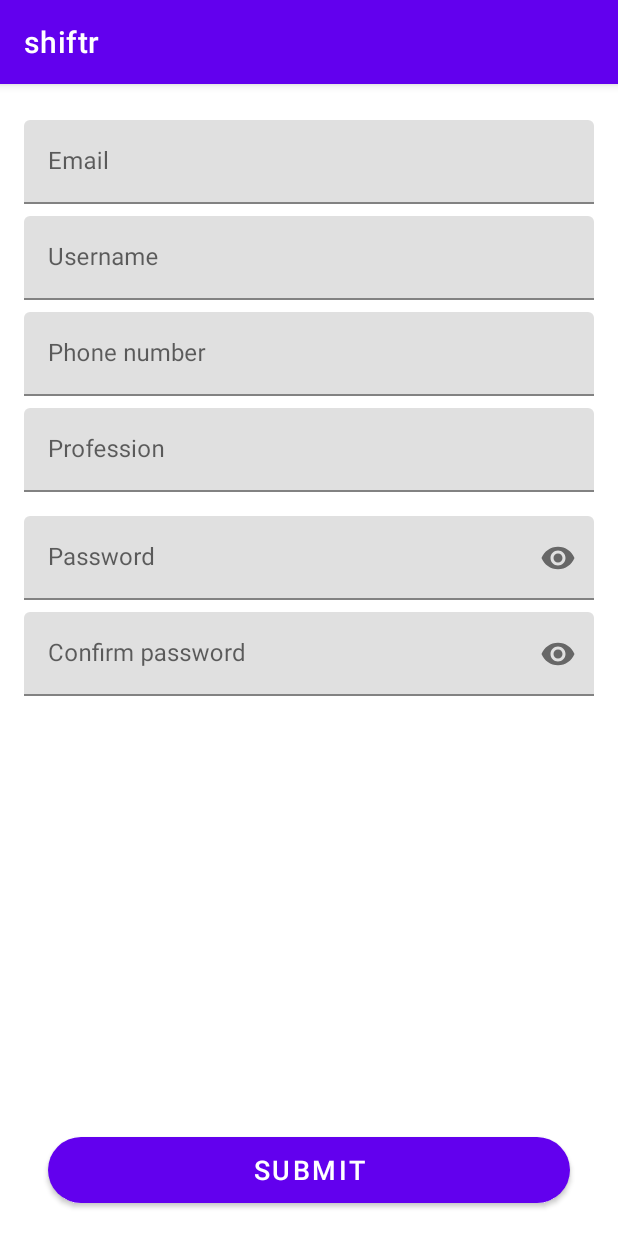
After one commit to aryanarora180/shiftr, an Android app: the RegisterFragment screen opened through its navigation route, on a phone screen of 412 x 824 dp. The commit adds this screen. Run offline under Robolectric (Android 15) with nearby library versions, the phone set to English and light mode, and no system bars; our stand-ins replace Dagger/Hilt's generated code; libraries missing offline, so code that uses them is left out: androidx.hilt.lifecycle.

Commit message:
Completely implemented Email registration

```diff
--- a/app/src/main/java/com/example/shiftr/data/ApiClient.kt
+++ b/app/src/main/java/com/example/shiftr/data/ApiClient.kt
@@ -1,6 +1,7 @@
 package com.example.shiftr.data
 
 import okhttp3.OkHttpClient
+import okhttp3.ResponseBody
 import retrofit2.Retrofit
 import retrofit2.converter.moshi.MoshiConverterFactory
 import retrofit2.http.*
@@ -28,5 +29,10 @@ object ApiClient {
         suspend fun loginUserWithEmail(
             @Body body: LoginBody,
         ): GetResponse<LoginResponse>
+
+        @POST("auth/register/")
+        suspend fun registerUserWithEmail(
+            @Body body: RegisterBody,
+        ): ResponseBody
     }
 }
--- a/app/src/main/java/com/example/shiftr/data/Entities.kt
+++ b/app/src/main/java/com/example/shiftr/data/Entities.kt
@@ -22,6 +22,14 @@ data class Tokens(
     @field:Json(name = "refresh") val refreshToken: String = "",
 )
 
+data class RegisterBody(
+    @field:Json(name = "email") val email: String,
+    @field:Json(name = "username") val username: String,
+    @field:Json(name = "password") val password: String,
+    @field:Json(name = "phone_number") val phoneNumber: String,
+    @field:Json(name = "profession") val profession: String,
+)
+
 data class TodoItem(
     @field:Json(name = "name") val title: String = "",
     @field:Json(name = "desc") val description: String = "",
--- a/app/src/main/java/com/example/shiftr/model/AppDataSource.kt
+++ b/app/src/main/java/com/example/shiftr/model/AppDataSource.kt
@@ -6,5 +6,16 @@ import com.example.shiftr.data.OperationResult
 
 interface AppDataSource {
 
-    suspend fun loginUserWithEmail(email: String, password: String): OperationResult<GetResponse<LoginResponse>>
+    suspend fun loginUserWithEmail(
+        email: String,
+        password: String
+    ): OperationResult<GetResponse<LoginResponse>>
+
+    suspend fun registerUserWithEmail(
+        email: String,
+        username: String,
+        password: String,
+        phoneNumber: String,
+        profession: String,
+    ): OperationResult<Unit>
 }
--- a/app/src/main/java/com/example/shiftr/model/AppRepository.kt
+++ b/app/src/main/java/com/example/shiftr/model/AppRepository.kt
@@ -21,6 +21,31 @@ class AppRepository : AppDataSource {
         OperationResult.Error(OperationResult.getErrorMessage(OperationResult.ERROR_CODE_UNDETERMINED))
     }
 
+    override suspend fun registerUserWithEmail(
+        email: String,
+        username: String,
+        password: String,
+        phoneNumber: String,
+        profession: String
+    ): OperationResult<Unit> = try {
+        apiClient.registerUserWithEmail(
+            RegisterBody(
+                email,
+                username,
+                password,
+                phoneNumber,
+                profession
+            )
+        )
+        OperationResult.Success(Unit)
+    } catch (e: HttpException) {
+        e.printStackTrace()
+        getParsedErrorBody(e.code(), e.response()?.errorBody()?.string())
+    } catch (e: Exception) {
+        e.printStackTrace()
+        OperationResult.Error(OperationResult.getErrorMessage(OperationResult.ERROR_CODE_UNDETERMINED))
+    }
+
     private fun getParsedErrorBody(status: Int, errorBody: String?): OperationResult.Error {
         return if (errorBody != null) {
             try {
--- /dev/null
+++ b/app/src/main/java/com/example/shiftr/view/login/RegisterFragment.kt
@@ -0,0 +1,94 @@
+package com.example.shiftr.view.login
+
+import android.os.Bundle
+import android.view.LayoutInflater
+import android.view.View
+import android.view.ViewGroup
+import androidx.fragment.app.Fragment
+import androidx.fragment.app.activityViewModels
+import androidx.lifecycle.Observer
+import com.example.shiftr.R
+import com.example.shiftr.data.SingleLiveEvent
+import com.example.shiftr.databinding.EmailRegisterFragmentBinding
+import com.example.shiftr.view.showSnackbar
+import com.example.shiftr.viewmodel.SignInViewModel
+import dagger.hilt.android.AndroidEntryPoint
+
+@AndroidEntryPoint
+class RegisterFragment : Fragment() {
+
+    private lateinit var binding: EmailRegisterFragmentBinding
+    private val viewModel by activityViewModels<SignInViewModel>()
+
+    override fun onCreateView(
+        inflater: LayoutInflater, container: ViewGroup?,
+        savedInstanceState: Bundle?
+    ): View? {
+        binding = EmailRegisterFragmentBinding.inflate(inflater)
+        return binding.root
+    }
+
+    override fun onViewCreated(view: View, savedInstanceState: Bundle?) {
+        super.onViewCreated(view, savedInstanceState)
+
+        binding.submitButton.setOnClickListener {
+            viewModel.signUpWithEmail(
+                binding.emailEdit.text.toString(),
+                binding.usernameEdit.text.toString(),
+                binding.phoneEdit.text.toString(),
+                binding.professionEdit.text.toString(),
+                binding.passwordEdit.text.toString(),
+                binding.confirmPasswordEdit.text.toString(),
+            )
+        }
+
+        with(viewModel) {
+            emailIsSigningUp.observe(viewLifecycleOwner, emailIsSigningUpObserver)
+            emailSignUpError.observe(viewLifecycleOwner, emailSignUpErrorObserver)
+            emailSignUpSuccess.observe(viewLifecycleOwner, emailSignUpSuccessObserver)
+        }
+    }
+
+    private val emailIsSigningUpObserver = Observer<Boolean> {
+        with(binding) {
+            if (it) {
+                submitButton.text = ""
+                signUpProgress.visibility = View.VISIBLE
+
+                emailLayout.isEnabled = false
+                usernameLayout.isEnabled = false
+                phoneLayout.isEnabled = false
+                professionLayout.isEnabled = false
+                passwordLayout.isEnabled = false
+                confirmPasswordLayout.isEnabled = false
+            } else {
+                submitButton.text = getString(R.string.submit)
+                signUpProgress.visibility = View.GONE
+
+                emailLayout.isEnabled = true
+                usernameLayout.isEnabled = true
+                phoneLayout.isEnabled = true
+                professionLayout.isEnabled = true
+                passwordLayout.isEnabled = true
+                confirmPasswordLayout.isEnabled = true
+            }
+        }
+    }
+
+    private val emailSignUpErrorObserver = Observer<SingleLiveEvent<String>> {
+        requireView().showSnackbar(it)
+    }
+
+    private val emailSignUpSuccessObserver = Observer<SingleLiveEvent<Boolean>> {
+        with(binding) {
+            emailEdit.setText("")
+            usernameEdit.setText("")
+            phoneEdit.setText("")
+            professionEdit.setText("")
+            passwordEdit.setText("")
+            confirmPasswordEdit.setText("")
+        }
+
+        requireView().showSnackbar("Please check your email for a verification link.")
+    }
+}
--- a/app/src/main/java/com/example/shiftr/view/login/SignInFragment.kt
+++ b/app/src/main/java/com/example/shiftr/view/login/SignInFragment.kt
@@ -59,7 +59,8 @@ class SignInFragment : Fragment() {
             viewModel.googleSignInOptions
         )
 
-        binding.submitButton.setOnClickListener {
+        with(binding) {
+            submitButton.setOnClickListener {
                 hideKeyboard()
                 viewModel.signInWithEmail(
                     binding.emailEdit.text.toString(),
@@ -67,13 +68,20 @@ class SignInFragment : Fragment() {
                 )
             }
 
-        binding.googleSignInButton.setOnClickListener {
+            googleSignInButton.setOnClickListener {
                 startForResult.launch(_googleSignInClient.signInIntent)
             }
 
-        viewModel.emailIsSigningIn.observe(viewLifecycleOwner, emailIsSigningInObserver)
-        viewModel.emailSignInError.observe(viewLifecycleOwner, emailSignInErrorObserver)
-        viewModel.emailSignInSuccess.observe(viewLifecycleOwner, emailSignInSuccessObserver)
+            signUpText.setOnClickListener {
+                findNavController().navigate(R.id.action_googleSignInFragment_to_registerFragment)
+            }
+        }
+
+        with(viewModel) {
+            emailIsSigningIn.observe(viewLifecycleOwner, emailIsSigningInObserver)
+            emailSignInError.observe(viewLifecycleOwner, emailSignInErrorObserver)
+            emailSignInSuccess.observe(viewLifecycleOwner, emailSignInSuccessObserver)
+        }
     }
 
     private val emailIsSigningInObserver = Observer<Boolean> {
--- a/app/src/main/java/com/example/shiftr/viewmodel/SignInViewModel.kt
+++ b/app/src/main/java/com/example/shiftr/viewmodel/SignInViewModel.kt
@@ -1,7 +1,6 @@
 package com.example.shiftr.viewmodel
 
 import android.app.Application
-import android.util.Log
 import androidx.hilt.lifecycle.ViewModelInject
 import androidx.lifecycle.AndroidViewModel
 import androidx.lifecycle.LiveData
@@ -54,6 +53,44 @@ class SignInViewModel @ViewModelInject constructor(
         }
     }
 
+    private val _emailIsSigningUp = MutableLiveData<Boolean>().apply { value = false }
+    val emailIsSigningUp: LiveData<Boolean>
+        get() = _emailIsSigningUp
+
+    private val _emailSignUpError = MutableLiveData<SingleLiveEvent<String>>()
+    val emailSignUpError: LiveData<SingleLiveEvent<String>>
+        get() = _emailSignUpError
+
+    private val _emailSignUpSuccess = MutableLiveData<SingleLiveEvent<Boolean>>()
+    val emailSignUpSuccess: LiveData<SingleLiveEvent<Boolean>>
+        get() = _emailSignUpSuccess
+
+    fun signUpWithEmail(
+        email: String,
+        username: String,
+        phoneNumber: String,
+        profession: String,
+        password: String,
+        confirmPassword: String,
+        ) {
+        viewModelScope.launch(Dispatchers.IO) {
+            _emailIsSigningUp.postValue(true)
+            if (password == confirmPassword) {
+                when (val result = repository.registerUserWithEmail(email, username, password, phoneNumber, profession)) {
+                    is OperationResult.Success -> {
+                        _emailSignUpSuccess.postValue(SingleLiveEvent(true))
+                    }
+                    is OperationResult.Error -> {
+                        _emailSignUpError.postValue(SingleLiveEvent(result.message))
+                    }
+                }
+            } else {
+                _emailSignUpError.postValue(SingleLiveEvent("Passwords must match"))
+            }
+            _emailIsSigningUp.postValue(false)
+        }
+    }
+
     val googleSignInOptions: GoogleSignInOptions =
         GoogleSignInOptions.Builder(GoogleSignInOptions.DEFAULT_SIGN_IN)
             .requestIdToken("145123241245-qeld4bjknovdn7b4ppag2m5so0t6e9lm.apps.googleusercontent.com")
--- /dev/null
+++ b/app/src/main/res/layout/email_register_fragment.xml
@@ -0,0 +1,164 @@
+<?xml version="1.0" encoding="utf-8"?>
+<androidx.constraintlayout.widget.ConstraintLayout xmlns:android="http://schemas.android.com/apk/res/android"
+    xmlns:app="http://schemas.android.com/apk/res-auto"
+    xmlns:tools="http://schemas.android.com/tools"
+    android:layout_width="match_parent"
+    android:layout_height="match_parent"
+    tools:context=".view.login.RegisterFragment">
+
+    <com.google.android.material.textfield.TextInputLayout
+        android:id="@+id/email_layout"
+        android:layout_width="match_parent"
+        android:layout_height="wrap_content"
+        android:layout_marginStart="16dp"
+        android:layout_marginTop="24dp"
+        android:layout_marginEnd="16dp"
+        android:hint="@string/email"
+        app:layout_constraintEnd_toEndOf="parent"
+        app:layout_constraintStart_toStartOf="parent"
+        app:layout_constraintTop_toTopOf="parent">
+
+        <com.google.android.material.textfield.TextInputEditText
+            android:id="@+id/email_edit"
+            android:layout_width="match_parent"
+            android:layout_height="wrap_content"
+            android:inputType="textEmailAddress"
+            android:singleLine="true" />
+
+    </com.google.android.material.textfield.TextInputLayout>
+
+    <com.google.android.material.textfield.TextInputLayout
+        android:id="@+id/username_layout"
+        android:layout_width="match_parent"
+        android:layout_height="wrap_content"
+        android:layout_marginStart="16dp"
+        android:layout_marginTop="8dp"
+        android:layout_marginEnd="16dp"
+        android:hint="@string/username"
+        app:layout_constraintEnd_toEndOf="parent"
+        app:layout_constraintStart_toStartOf="parent"
+        app:layout_constraintTop_toBottomOf="@+id/email_layout">
+
+        <com.google.android.material.textfield.TextInputEditText
+            android:id="@+id/username_edit"
+            android:layout_width="match_parent"
+            android:layout_height="wrap_content"
+            android:singleLine="true" />
+
+    </com.google.android.material.textfield.TextInputLayout>
+
+    <com.google.android.material.textfield.TextInputLayout
+        android:id="@+id/phone_layout"
+        android:layout_width="match_parent"
+        android:layout_height="wrap_content"
+        android:layout_marginStart="16dp"
+        android:layout_marginTop="8dp"
+        android:layout_marginEnd="16dp"
+        android:hint="@string/phone_number"
+        app:layout_constraintEnd_toEndOf="parent"
+        app:layout_constraintStart_toStartOf="parent"
+        app:layout_constraintTop_toBottomOf="@+id/username_layout">
+
+        <com.google.android.material.textfield.TextInputEditText
+            android:id="@+id/phone_edit"
+            android:layout_width="match_parent"
+            android:layout_height="wrap_content"
+            android:inputType="number"
+            android:singleLine="true" />
+
+    </com.google.android.material.textfield.TextInputLayout>
+
+    <com.google.android.material.textfield.TextInputLayout
+        android:id="@+id/profession_layout"
+        android:layout_width="match_parent"
+        android:layout_height="wrap_content"
+        android:layout_marginStart="16dp"
+        android:layout_marginTop="8dp"
+        android:layout_marginEnd="16dp"
+        android:hint="@string/profession"
+        app:layout_constraintEnd_toEndOf="parent"
+        app:layout_constraintStart_toStartOf="parent"
+        app:layout_constraintTop_toBottomOf="@+id/phone_layout">
+
+        <com.google.android.material.textfield.TextInputEditText
+            android:id="@+id/profession_edit"
+            android:layout_width="match_parent"
+            android:layout_height="wrap_content"
+            android:singleLine="true" />
+
+    </com.google.android.material.textfield.TextInputLayout>
+
+    <com.google.android.material.textfield.TextInputLayout
+        android:id="@+id/password_layout"
+        android:layout_width="match_parent"
+        android:layout_height="wrap_content"
+        android:layout_marginStart="16dp"
+        android:layout_marginTop="16dp"
+        android:layout_marginEnd="16dp"
+        android:hint="@string/password"
+        app:endIconMode="password_toggle"
+        app:layout_constraintEnd_toEndOf="parent"
+        app:layout_constraintStart_toStartOf="parent"
+        app:layout_constraintTop_toBottomOf="@+id/profession_layout">
+
+        <com.google.android.material.textfield.TextInputEditText
+            android:id="@+id/password_edit"
+            android:layout_width="match_parent"
+            android:layout_height="wrap_content"
+            android:inputType="textPassword"
+            android:singleLine="true" />
+
+    </com.google.android.material.textfield.TextInputLayout>
+
+    <com.google.android.material.textfield.TextInputLayout
+        android:id="@+id/confirm_password_layout"
+        android:layout_width="match_parent"
+        android:layout_height="wrap_content"
+        android:layout_marginStart="16dp"
+        android:layout_marginTop="8dp"
+        android:layout_marginEnd="16dp"
+        android:hint="@string/confirm_password"
+        app:endIconMode="password_toggle"
+        app:layout_constraintEnd_toEndOf="parent"
+        app:layout_constraintStart_toStartOf="parent"
+        app:layout_constraintTop_toBottomOf="@+id/password_layout">
+
+        <com.google.android.material.textfield.TextInputEditText
+            android:id="@+id/confirm_password_edit"
+            android:layout_width="match_parent"
+            android:layout_height="wrap_content"
+            android:inputType="textPassword"
+            android:singleLine="true" />
+
+    </com.google.android.material.textfield.TextInputLayout>
+
+    <com.google.android.material.button.MaterialButton
+        android:id="@+id/submit_button"
+        android:layout_width="0dp"
+        android:layout_height="56dp"
+        android:layout_marginStart="32dp"
+        android:layout_marginEnd="32dp"
+        android:layout_marginBottom="16dp"
+        android:text="@string/submit"
+        android:textSize="18sp"
+        app:cornerRadius="24dp"
+        app:elevation="0dp"
+        app:layout_constraintBottom_toBottomOf="parent"
+        app:layout_constraintEnd_toEndOf="parent"
+        app:layout_constraintHorizontal_bias="0.0"
+        app:layout_constraintStart_toStartOf="parent" />
+
+    <ProgressBar
+        android:id="@+id/sign_up_progress"
+        android:layout_width="wrap_content"
+        android:layout_height="0dp"
+        android:layout_marginTop="16dp"
+        android:layout_marginBottom="16dp"
+        android:elevation="1dp"
+        android:visibility="visible"
+        app:layout_constraintBottom_toBottomOf="@+id/submit_button"
+        app:layout_constraintEnd_toEndOf="@+id/submit_button"
+        app:layout_constraintStart_toStartOf="@+id/submit_button"
+        app:layout_constraintTop_toTopOf="@+id/submit_button" />
+
+</androidx.constraintlayout.widget.ConstraintLayout>
--- a/app/src/main/res/layout/sign_in_fragment.xml
+++ b/app/src/main/res/layout/sign_in_fragment.xml
@@ -89,10 +89,11 @@
         android:id="@+id/sign_up_text"
         android:layout_width="0dp"
         android:layout_height="wrap_content"
-        android:layout_marginStart="24dp"
-        android:layout_marginEnd="24dp"
-        android:layout_marginBottom="32dp"
+        android:layout_marginStart="8dp"
+        android:layout_marginEnd="8dp"
+        android:layout_marginBottom="16dp"
         android:gravity="center"
+        android:padding="16dp"
         android:text="@string/don_t_have_an_account_sign_up"
         android:textSize="18sp"
         app:layout_constraintBottom_toBottomOf="parent"
--- a/app/src/main/res/navigation/login_navigation.xml
+++ b/app/src/main/res/navigation/login_navigation.xml
@@ -15,6 +15,9 @@
             app:destination="@id/enterPhoneFragment"
             app:popUpTo="@id/googleSignInFragment"
             app:popUpToInclusive="true" />
+        <action
+            android:id="@+id/action_googleSignInFragment_to_registerFragment"
+            app:destination="@id/registerFragment" />
     </fragment>
     <fragment
         android:id="@+id/enterPhoneFragment"
@@ -31,4 +34,9 @@
         android:id="@+id/verifyOtpFragment"
         android:name="com.example.shiftr.view.login.VerifyOtpFragment"
         android:label="VerifyOtpFragment" />
+    <fragment
+        android:id="@+id/registerFragment"
+        android:name="com.example.shiftr.view.login.RegisterFragment"
+        android:label="email_register_fragment"
+        tools:layout="@layout/email_register_fragment" />
 </navigation>
--- a/app/src/main/res/values/strings.xml
+++ b/app/src/main/res/values/strings.xml
@@ -19,4 +19,7 @@
     <string name="or_connect_with">or connect with</string>
     <string name="password">Password</string>
     <string name="don_t_have_an_account_sign_up">Don\'t have an account? Sign up.</string>
+    <string name="username">Username</string>
+    <string name="confirm_password">Confirm password</string>
+    <string name="profession">Profession</string>
 </resources>
```
Lines whose indentation alone changed are shown as unchanged.
